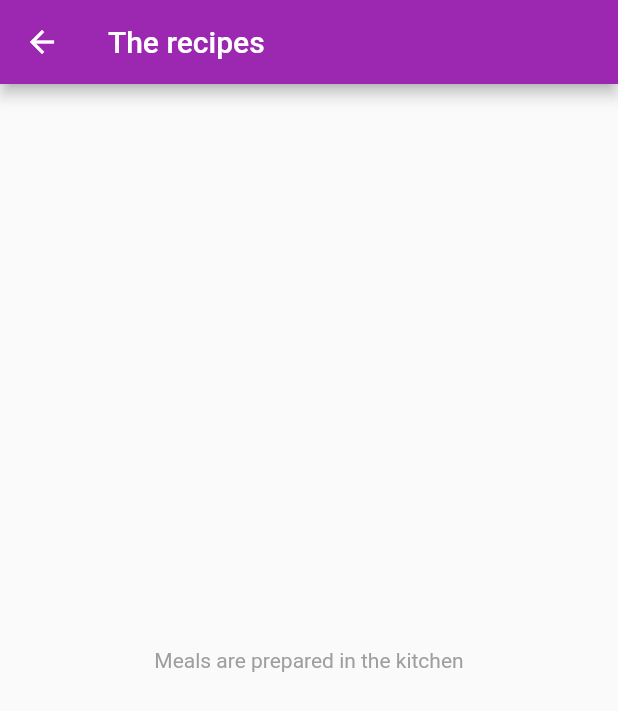
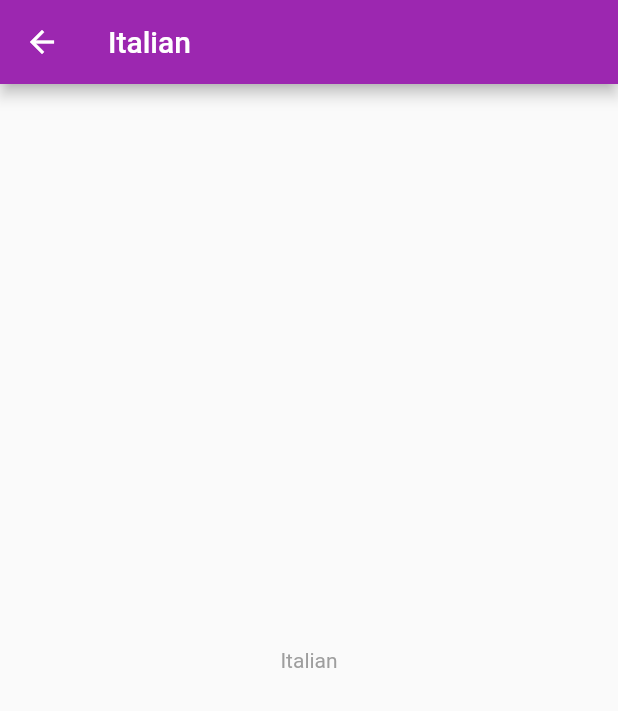
Before and after one commit to Bildad0/Flutter-Apps, a Flutter app: the screen it shows after launch, after a tap on "Italian", on a phone screen of 412 x 824 dp. Shown: the top 711 px of the screen. Run offline on Flutter 3.47's test engine with Material 2 defaults, Android fonts, the phone set to English and light mode, and no system bars; our stand-ins replace flutter_dotenv; missing offline and left inert: mongo_dart.

Commit message:
updates and fixes

```diff
--- a/lib/MealApp/screens/category_meals_screen.dart
+++ b/lib/MealApp/screens/category_meals_screen.dart
@@ -1,16 +1,22 @@
 import 'package:flutter/material.dart';
 
 class CategoryMealScreen extends StatelessWidget {
-  const CategoryMealScreen({super.key});
+  final String categoryId;
+  final String categoryTitle;
+  const CategoryMealScreen({
+    Key? key,
+    required this.categoryId,
+    required this.categoryTitle,
+  }) : super(key: key);
 
   @override
   Widget build(BuildContext context) {
     return Scaffold(
-      appBar: AppBar(title: const Text("The recipes")),
-      body: const Center(
+      appBar: AppBar(title: Text(categoryTitle)),
+      body: Center(
         child: Text(
-          "Meals are prepared in the kitchen",
-          style: TextStyle(color: Colors.grey),
+          categoryTitle,
+          style: const TextStyle(color: Colors.grey),
         ),
       ),
     );
--- a/lib/MealApp/screens/category_screen.dart
+++ b/lib/MealApp/screens/category_screen.dart
@@ -17,8 +17,11 @@ class CategoriesScreen extends StatelessWidget {
       ),
       children: DUMMY_CATEGORIES
           .map(
-            (catData) =>
-                CategoryItem(title: catData.title, color: catData.color),
+            (catData) => CategoryItem(
+              title: catData.title,
+              color: catData.color,
+              id: catData.id,
+            ),
           )
           .toList(),
     );
--- a/lib/MealApp/widgets/category_item.dart
+++ b/lib/MealApp/widgets/category_item.dart
@@ -1,11 +1,14 @@
 import 'package:flutter/material.dart';
+
 import '../screens/category_meals_screen.dart';
 
 class CategoryItem extends StatelessWidget {
+  final String id;
   final String title;
   final Color color;
   const CategoryItem({
     Key? key,
+    required this.id,
     required this.title,
     required this.color,
   }) : super(key: key);
@@ -13,7 +16,10 @@ class CategoryItem extends StatelessWidget {
   void selectCategories(BuildContext ctx) {
     Navigator.of(ctx).push(
       MaterialPageRoute(builder: (_) {
-        return const CategoryMealScreen();
+        return CategoryMealScreen(
+          categoryId: id,
+          categoryTitle: title,
+        );
       }),
     );
   }
```
